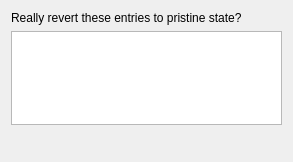
Qt form src/ksvnwidgets/revertform.ui (KDE/kdesvn) before a commit.
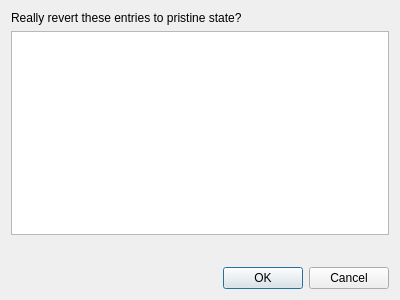
The same form after that commit. Custom widgets are drawn as their Qt base class.

Commit message: Convert RevertForm from KDialog to QDialog Convert KComboBox to ComboBox in DepthSelector, remove support for svn < 1.5, layout fixes

Diff of the .ui file:
```diff
--- a/src/ksvnwidgets/revertform.ui
+++ b/src/ksvnwidgets/revertform.ui
@@ -1,27 +1,15 @@
 <?xml version="1.0" encoding="UTF-8"?>
 <ui version="4.0">
  <class>RevertForm</class>
- <widget class="QWidget" name="RevertForm">
+ <widget class="QDialog" name="RevertForm">
   <property name="geometry">
    <rect>
     <x>0</x>
     <y>0</y>
-    <width>293</width>
-    <height>162</height>
+    <width>400</width>
+    <height>300</height>
    </rect>
   </property>
-  <property name="sizePolicy">
-   <sizepolicy hsizetype="Preferred" vsizetype="Preferred">
-    <horstretch>0</horstretch>
-    <verstretch>0</verstretch>
-   </sizepolicy>
-  </property>
-  <property name="minimumSize">
-   <size>
-    <width>0</width>
-    <height>20</height>
-   </size>
-  </property>
   <property name="windowTitle">
    <string>Revert</string>
   </property>
@@ -49,6 +37,13 @@
      </property>
     </widget>
    </item>
+   <item>
+    <widget class="QDialogButtonBox" name="buttonBox">
+     <property name="standardButtons">
+      <set>QDialogButtonBox::Cancel|QDialogButtonBox::Ok</set>
+     </property>
+    </widget>
+   </item>
   </layout>
  </widget>
  <layoutdefault spacing="6" margin="11"/>
```
Left out of the diff: 2 changed lines with no effect on the pictures. The commit also changes 12 other files.
